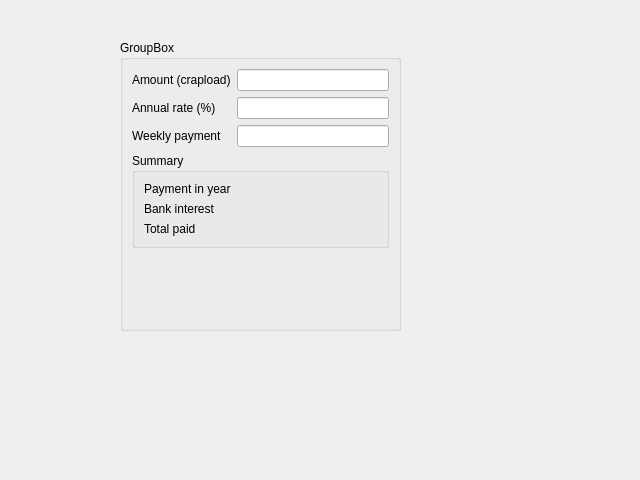
The window that MortgagePiece.ui (mhtrinh/mortgage-calculator) describes before a commit, drawn with Qt 5.
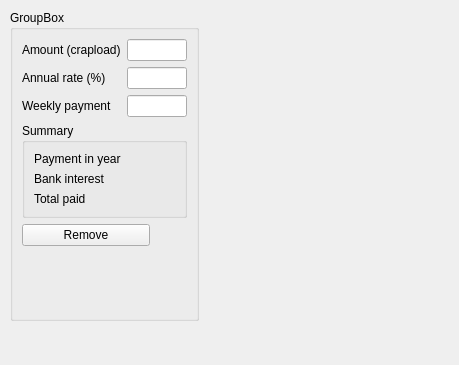
The same window after the commit.

```diff
--- a/MortgagePiece.ui
+++ b/MortgagePiece.ui
@@ -6,8 +6,8 @@
    <rect>
     <x>0</x>
     <y>0</y>
-    <width>640</width>
-    <height>480</height>
+    <width>459</width>
+    <height>365</height>
    </rect>
   </property>
   <property name="windowTitle">
@@ -16,13 +16,13 @@
   <widget class="QWidget" name="verticalLayoutWidget">
    <property name="geometry">
     <rect>
-     <x>120</x>
-     <y>40</y>
-     <width>281</width>
-     <height>291</height>
+     <x>10</x>
+     <y>10</y>
+     <width>341</width>
+     <height>311</height>
     </rect>
    </property>
-   <layout class="QVBoxLayout" name="mainLayout">
+   <layout class="QHBoxLayout" name="mainLayout" stretch="0,100">
     <item>
      <widget class="QGroupBox" name="groupBox">
       <property name="title">
@@ -39,7 +39,20 @@
           </widget>
          </item>
          <item row="0" column="1">
-          <widget class="QLineEdit" name="amountEdt"/>
+          <widget class="QLineEdit" name="amountEdt">
+           <property name="minimumSize">
+            <size>
+             <width>60</width>
+             <height>0</height>
+            </size>
+           </property>
+           <property name="maximumSize">
+            <size>
+             <width>60</width>
+             <height>16777215</height>
+            </size>
+           </property>
+          </widget>
          </item>
          <item row="1" column="0">
           <widget class="QLabel" name="label_2">
@@ -49,7 +62,20 @@
           </widget>
          </item>
          <item row="1" column="1">
-          <widget class="QLineEdit" name="rateEdt"/>
+          <widget class="QLineEdit" name="rateEdt">
+           <property name="minimumSize">
+            <size>
+             <width>60</width>
+             <height>0</height>
+            </size>
+           </property>
+           <property name="maximumSize">
+            <size>
+             <width>60</width>
+             <height>16777215</height>
+            </size>
+           </property>
+          </widget>
          </item>
          <item row="2" column="0">
           <widget class="QLabel" name="label_3">
@@ -59,7 +85,20 @@
           </widget>
          </item>
          <item row="2" column="1">
-          <widget class="QLineEdit" name="paymentEdt"/>
+          <widget class="QLineEdit" name="paymentEdt">
+           <property name="minimumSize">
+            <size>
+             <width>60</width>
+             <height>0</height>
+            </size>
+           </property>
+           <property name="maximumSize">
+            <size>
+             <width>60</width>
+             <height>16777215</height>
+            </size>
+           </property>
+          </widget>
          </item>
         </layout>
        </item>
@@ -123,6 +162,19 @@
          </layout>
         </widget>
        </item>
+       <item>
+        <widget class="QPushButton" name="pushButton">
+         <property name="maximumSize">
+          <size>
+           <width>128</width>
+           <height>16777215</height>
+          </size>
+         </property>
+         <property name="text">
+          <string>Remove</string>
+         </property>
+        </widget>
+       </item>
        <item>
         <spacer name="verticalSpacer">
          <property name="orientation">
@@ -139,6 +191,19 @@
       </layout>
      </widget>
     </item>
+    <item>
+     <spacer name="horizontalSpacer">
+      <property name="orientation">
+       <enum>Qt::Horizontal</enum>
+      </property>
+      <property name="sizeHint" stdset="0">
+       <size>
+        <width>40</width>
+        <height>20</height>
+       </size>
+      </property>
+     </spacer>
+    </item>
    </layout>
   </widget>
  </widget>
```
Left out of the diff: 2 changed lines with no effect on the pictures.
